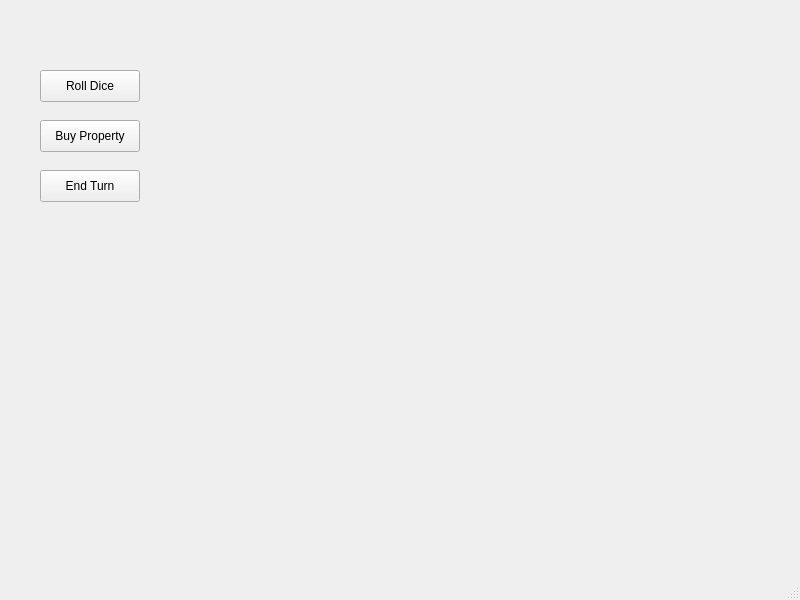
Qt form mainwindow.ui (MaorBer/Monopoly_Game) before a commit.
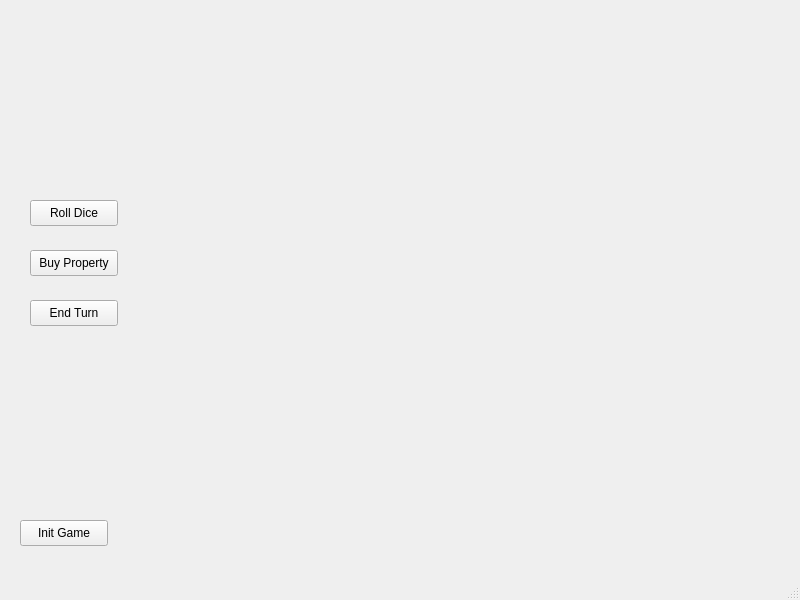
The same form after that commit.

Diff of the .ui file:
```diff
--- a/mainwindow.ui
+++ b/mainwindow.ui
@@ -17,10 +17,10 @@
    <widget class="QLabel" name="label_Board">
     <property name="geometry">
      <rect>
-      <x>210</x>
-      <y>20</y>
-      <width>371</width>
-      <height>381</height>
+      <x>130</x>
+      <y>0</y>
+      <width>521</width>
+      <height>551</height>
      </rect>
     </property>
     <property name="text">
@@ -30,10 +30,10 @@
    <widget class="QPushButton" name="button_RollDice">
     <property name="geometry">
      <rect>
-      <x>40</x>
-      <y>70</y>
-      <width>100</width>
-      <height>32</height>
+      <x>30</x>
+      <y>200</y>
+      <width>88</width>
+      <height>26</height>
      </rect>
     </property>
     <property name="text">
@@ -43,10 +43,10 @@
    <widget class="QPushButton" name="button_BuyProperty">
     <property name="geometry">
      <rect>
-      <x>40</x>
-      <y>120</y>
-      <width>100</width>
-      <height>32</height>
+      <x>30</x>
+      <y>250</y>
+      <width>88</width>
+      <height>26</height>
      </rect>
     </property>
     <property name="text">
@@ -56,16 +56,29 @@
    <widget class="QPushButton" name="button_EndTurn">
     <property name="geometry">
      <rect>
-      <x>40</x>
-      <y>170</y>
-      <width>100</width>
-      <height>32</height>
+      <x>30</x>
+      <y>300</y>
+      <width>88</width>
+      <height>26</height>
      </rect>
     </property>
     <property name="text">
      <string>End Turn</string>
     </property>
    </widget>
+   <widget class="QPushButton" name="button_InitGame">
+    <property name="geometry">
+     <rect>
+      <x>20</x>
+      <y>520</y>
+      <width>88</width>
+      <height>26</height>
+     </rect>
+    </property>
+    <property name="text">
+     <string>Init Game</string>
+    </property>
+   </widget>
   </widget>
   <widget class="QMenuBar" name="menubar">
    <property name="geometry">
```
